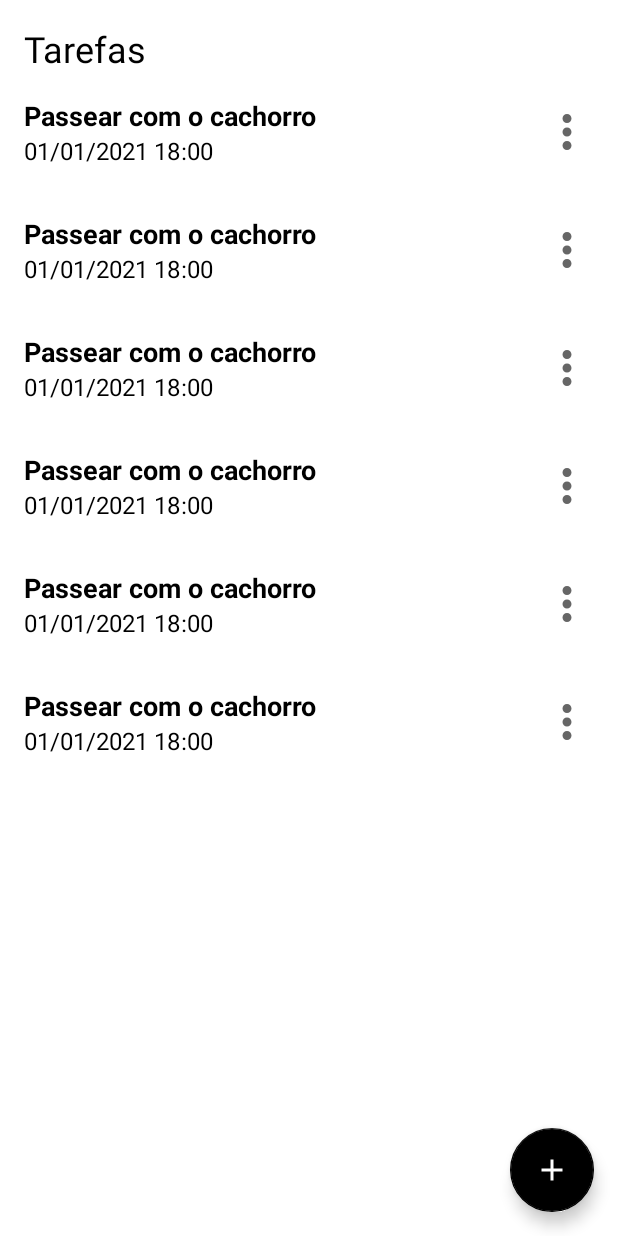
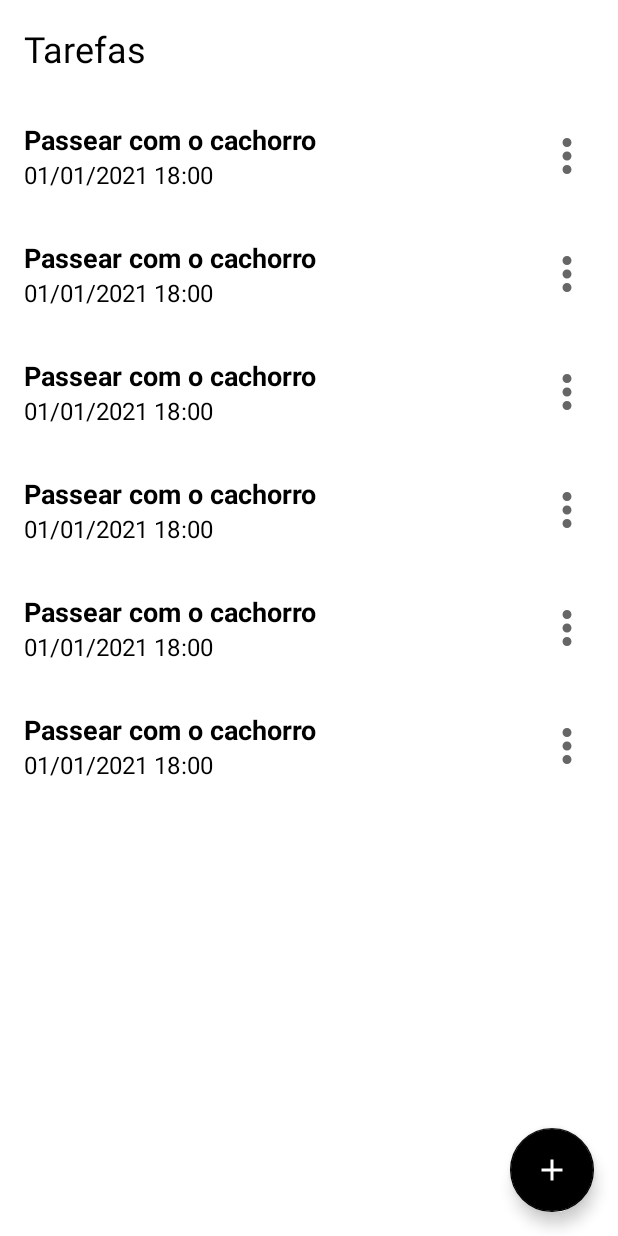
Before and after one commit to rafaelNandes/Kotlin-to-do-list, an Android app: the layout activity_main.xml on its own in the app's theme, with its tools: preview values and no code run, on a phone screen of 412 x 824 dp. Run offline under Robolectric (Android 15) with nearby library versions, the phone set to English and light mode, and no system bars.

```diff
--- a/app/src/main/AndroidManifest.xml
+++ b/app/src/main/AndroidManifest.xml
@@ -9,7 +9,7 @@
         android:roundIcon="@mipmap/ic_launcher_round"
         android:supportsRtl="true"
         android:theme="@style/Theme.ToDoList">
-        <activity android:name=".MainActivity">
+        <activity android:name=".ui.MainActivity">
             <intent-filter>
                 <action android:name="android.intent.action.MAIN" />
 
--- a/app/src/main/java/com/example/todolist/ui/AddTaskActivity.kt
+++ b/app/src/main/java/com/example/todolist/ui/AddTaskActivity.kt
@@ -55,6 +55,7 @@ class AddTaskActivity : AppCompatActivity() {
                 hour = binding.inputLayoutTime.text
             )
             TaskDataSource.insertTask(task)
+            finish()
         }
     }
 
--- a/app/src/main/java/com/example/todolist/MainActivity.kt
+++ b/app/src/main/java/com/example/todolist/ui/MainActivity.kt
@@ -1,19 +1,21 @@
-package com.example.todolist
+package com.example.todolist.ui
 
 import android.content.Intent
 import androidx.appcompat.app.AppCompatActivity
 import android.os.Bundle
 import com.example.todolist.databinding.ActivityMainBinding
-import com.example.todolist.ui.AddTaskActivity
 
 class MainActivity : AppCompatActivity() {
 
     private lateinit var binding: ActivityMainBinding
+    private val adapter by lazy {TaskListAdapter()}
 
     override fun onCreate(savedInstanceState: Bundle?) {
         super.onCreate(savedInstanceState)
         binding = ActivityMainBinding.inflate(layoutInflater)
         setContentView(binding.root)
+
+        binding.recyclerViewTasks.adapter = adapter
 
         insertListeners()
     }
--- a/app/src/main/res/layout/activity_main.xml
+++ b/app/src/main/res/layout/activity_main.xml
@@ -5,7 +5,7 @@
     xmlns:tools="http://schemas.android.com/tools"
     android:layout_width="match_parent"
     android:layout_height="match_parent"
-    tools:context=".MainActivity">
+    tools:context=".ui.MainActivity">
 
     <TextView
         android:id="@+id/textView_title"
@@ -22,7 +22,7 @@
         android:id="@+id/recycler_view_tasks"
         android:layout_width="match_parent"
         android:layout_height="0dp"
-        android:layout_margin_top="16dp"
+        android:layout_marginTop="16dp"
         app:layoutManager="androidx.recyclerview.widget.LinearLayoutManager"
         tools:itemCount="8"
         tools:listitem="@layout/item_task"
```
Also changed, not shown: app/src/main/java/com/example/todolist/ui/TaskListAdapter.kt (added, +35 -0 lines).
